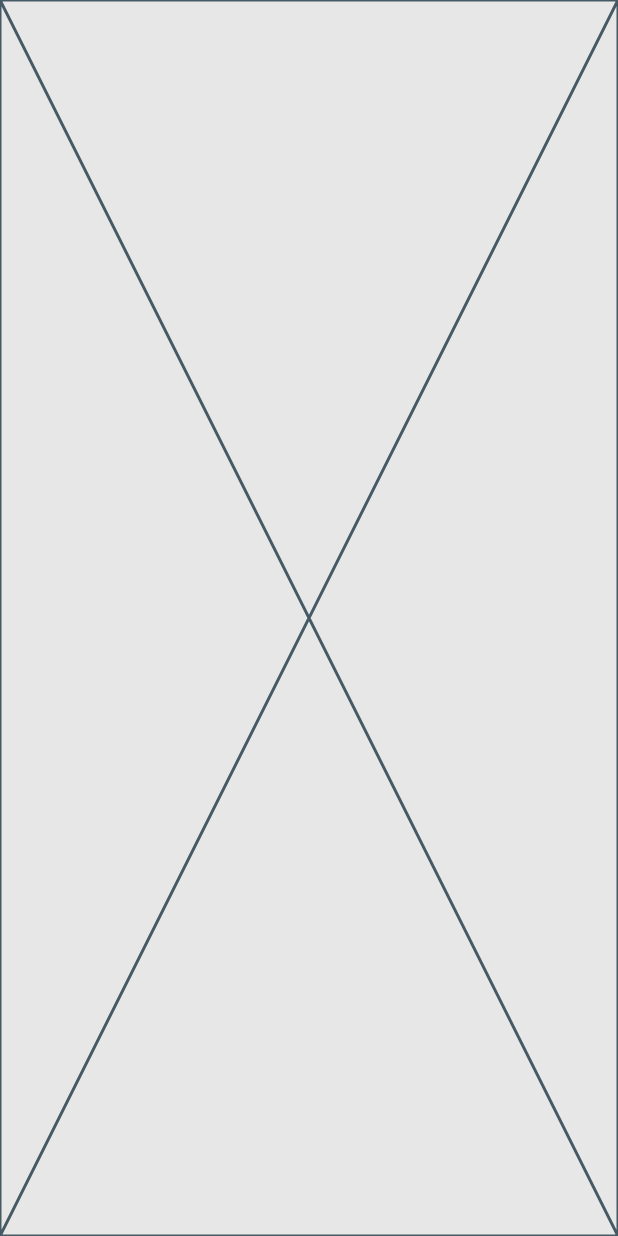
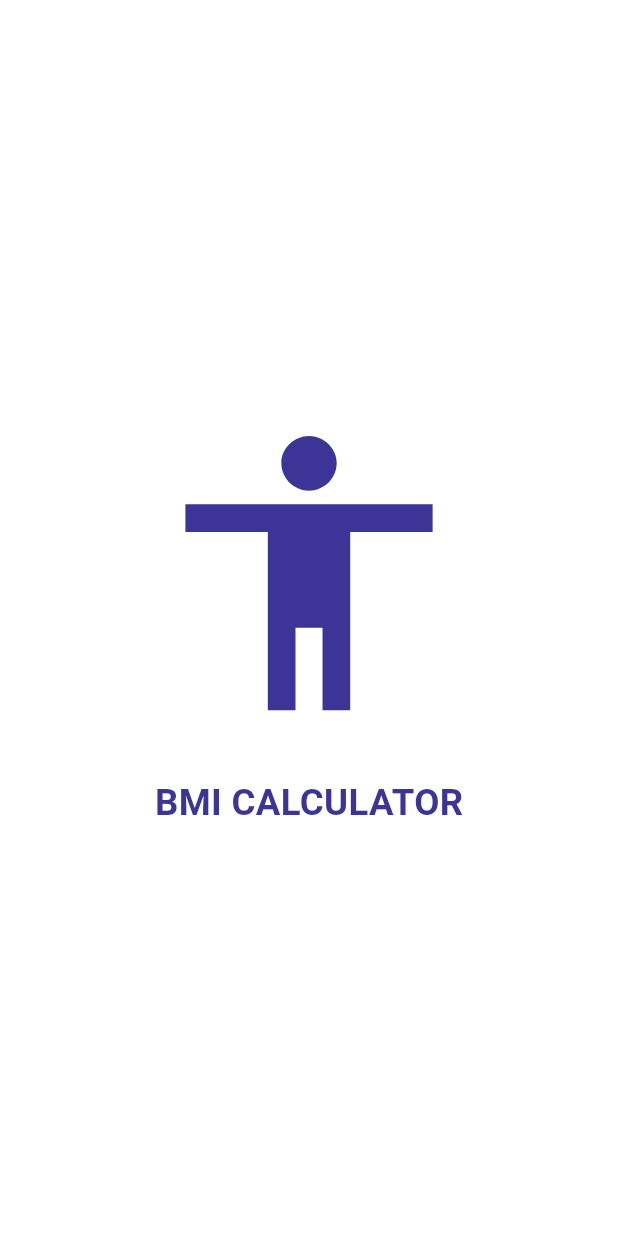
Before and after one commit to roypa123/bmicalculator, a Flutter app: the first screen one second after launch, on a phone screen of 412 x 824 dp. Run offline on Flutter 3.47's test engine with Material 3 defaults, Android fonts, the phone set to English and light mode, and no system bars; our stand-ins replace equatable, flutter_bloc, flutter_screenutil, get_it.

Commit message:
fix: splash screen created

```diff
--- a/lib/core/configs/constants/string_constants.dart
+++ b/lib/core/configs/constants/string_constants.dart
@@ -1,5 +1,5 @@
 class Strings {
-  static const String flashLight = "FLASHLIGHT";
+  static const String bmiCalculator = "BMI CALCULATOR";
   static const String flashLight1 = "FLASHLIGHT : ";
   static const String on = "ON";
   static const String off= "OFF";
--- a/lib/features/splash/presentation/views/splash_screen.dart
+++ b/lib/features/splash/presentation/views/splash_screen.dart
@@ -1,13 +1,53 @@
+import 'package:flutter/material.dart';
+import 'package:flutter_bloc/flutter_bloc.dart';
+import 'package:flutter_screenutil/flutter_screenutil.dart';
 
-
-
-import 'package:flutter/material.dart';
+import '../../../../core/configs/constants/string_constants.dart';
+import '../../../../core/configs/styles/app_colors.dart';
+import '../../../../core/utils/routes/route_constants.dart';
+import '../bloc/splash_bloc.dart';
 
 class SplashScreen extends StatelessWidget {
   const SplashScreen({super.key});
 
   @override
   Widget build(BuildContext context) {
-    return const Placeholder();
+    return BlocListener<SplashBloc, SplashState>(
+      listener: (context, state) {
+        if (state is SplashNavigate) {
+          Navigator.pushNamedAndRemoveUntil(
+            context,
+            RouteConstants.routeMainScreen,
+            (route) => false,
+          );
+        }
+      },
+      child: Scaffold(
+        backgroundColor: AppColors.white,
+        body: SizedBox(
+          width: double.maxFinite,
+          height: double.maxFinite,
+          child: Column(
+            mainAxisAlignment: MainAxisAlignment.center,
+            crossAxisAlignment: CrossAxisAlignment.center,
+            children: [
+              Icon(
+                Icons.accessibility,
+                size: 200.w,
+                color: AppColors.primaryColor ,
+              ),
+              25.verticalSpace,
+              Text(
+                Strings.bmiCalculator,
+                style: TextStyle(
+                    fontSize: 24.sp,
+                    fontWeight: FontWeight.bold,
+                    color: AppColors.primaryColor ),
+              ),
+            ],
+          ),
+        ),
+      ),
+    );
   }
 }
--- a/pubspec.yaml
+++ b/pubspec.yaml
@@ -37,7 +37,7 @@ dependencies:
   bloc: ^8.1.4
   flutter_bloc: ^8.1.6
   equatable: ^2.0.5
-  torch_light: ^1.1.0
+
 
 
   # The following adds the Cupertino Icons font to your application.
```
Also changed, not shown: pubspec.lock.
